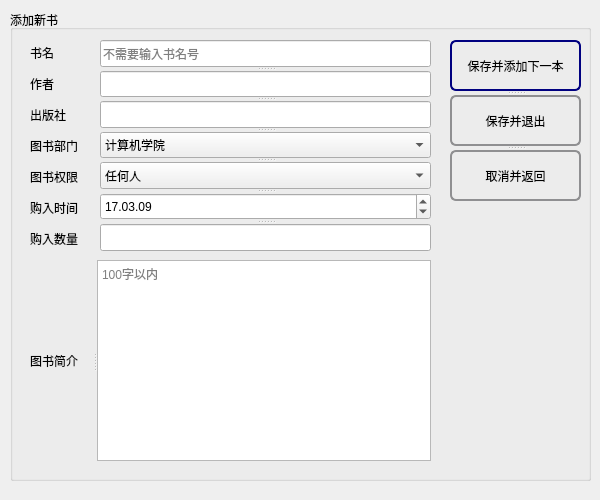
Above: newbookdialog.ui from JackChanceLi/Library before the change. Below: the same form after it.
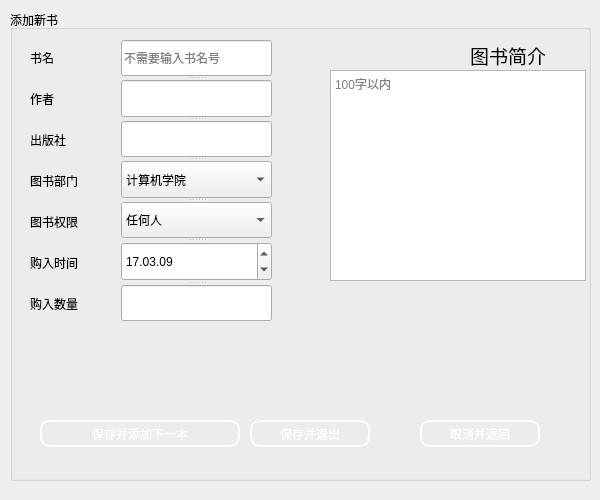
That is the form after the change. Icons and pictures are not drawn.

The edit to the form file:
```diff
--- a/newbookdialog.ui
+++ b/newbookdialog.ui
@@ -28,42 +28,13 @@
    <property name="title">
     <string>添加新书</string>
    </property>
-   <widget class="QSplitter" name="splitter_7">
-    <property name="geometry">
-     <rect>
-      <x>20</x>
-      <y>250</y>
-      <width>401</width>
-      <height>201</height>
-     </rect>
-    </property>
-    <property name="orientation">
-     <enum>Qt::Horizontal</enum>
-    </property>
-    <widget class="QLabel" name="Label_Intro">
-     <property name="styleSheet">
-      <string notr="true">font: 25 10pt &quot;等线 Light&quot;;</string>
-     </property>
-     <property name="text">
-      <string>图书简介</string>
-     </property>
-    </widget>
-    <widget class="QTextEdit" name="Edit_Intro">
-     <property name="styleSheet">
-      <string notr="true">font: 25 10pt &quot;等线 Light&quot;;</string>
-     </property>
-     <property name="placeholderText">
-      <string>100字以内</string>
-     </property>
-    </widget>
-   </widget>
    <widget class="QSplitter" name="splitter">
     <property name="geometry">
      <rect>
-      <x>90</x>
+      <x>111</x>
       <y>30</y>
-      <width>331</width>
-      <height>211</height>
+      <width>151</width>
+      <height>281</height>
      </rect>
     </property>
     <property name="styleSheet">
@@ -145,8 +116,8 @@
      <rect>
       <x>20</x>
       <y>30</y>
-      <width>71</width>
-      <height>211</height>
+      <width>91</width>
+      <height>281</height>
      </rect>
     </property>
     <property name="styleSheet">
@@ -204,62 +175,158 @@
      </item>
     </layout>
    </widget>
-   <widget class="QSplitter" name="splitter_2">
+   <widget class="QPushButton" name="Button_save_next">
     <property name="geometry">
      <rect>
-      <x>440</x>
+      <x>30</x>
+      <y>410</y>
+      <width>200</width>
+      <height>27</height>
+     </rect>
+    </property>
+    <property name="styleSheet">
+     <string notr="true">QPushButton{
+	border:2px groove rgb(255,255,255,0,0);border-radius:10px;padding:2px 4px;
+	font: 12pt &quot;Adobe 黑体 Std R&quot;;
+color:white;
+	background-image: url(:/background/resourse/button.png);
+}
+QPushButton:hover{
+	background-image: url(:/background/resourse/button_h.png);
+}
+QPushButton:pressed{	
+	background-image: url(:/background/resourse/button_P.png);
+}
+</string>
+    </property>
+    <property name="text">
+     <string>保存并添加下一本</string>
+    </property>
+   </widget>
+   <widget class="QPushButton" name="Button_save_quit">
+    <property name="geometry">
+     <rect>
+      <x>240</x>
+      <y>410</y>
+      <width>120</width>
+      <height>27</height>
+     </rect>
+    </property>
+    <property name="styleSheet">
+     <string notr="true">QPushButton{
+	border:2px groove rgb(255,255,255,0,0);border-radius:10px;padding:2px 4px;
+	font: 12pt &quot;Adobe 黑体 Std R&quot;;
+color:white;
+	background-image: url(:/background/resourse/button.png);
+}
+QPushButton:hover{
+	background-image: url(:/background/resourse/button_h.png);
+}
+QPushButton:pressed{	
+	background-image: url(:/background/resourse/button_P.png);
+}
+</string>
+    </property>
+    <property name="text">
+     <string>保存并退出</string>
+    </property>
+   </widget>
+   <widget class="QPushButton" name="Button_cancel">
+    <property name="geometry">
+     <rect>
+      <x>410</x>
+      <y>410</y>
+      <width>120</width>
+      <height>27</height>
+     </rect>
+    </property>
+    <property name="styleSheet">
+     <string notr="true">QPushButton{
+	border:2px groove rgb(255,255,255,0,0);border-radius:10px;padding:2px 4px;
+	font: 12pt &quot;Adobe 黑体 Std R&quot;;
+color:white;
+	background-image: url(:/background/resourse/button.png);
+}
+QPushButton:hover{
+	background-image: url(:/background/resourse/button_h.png);
+}
+QPushButton:pressed{	
+	background-image: url(:/background/resourse/button_P.png);
+}
+</string>
+    </property>
+    <property name="text">
+     <string>取消并返回</string>
+    </property>
+   </widget>
+   <widget class="QLabel" name="Label_Intro">
+    <property name="geometry">
+     <rect>
+      <x>460</x>
       <y>30</y>
-      <width>131</width>
-      <height>161</height>
+      <width>121</width>
+      <height>31</height>
      </rect>
     </property>
+    <property name="font">
+     <font>
+      <family>等线 Light</family>
+      <pointsize>14</pointsize>
+      <weight>3</weight>
+      <italic>false</italic>
+      <bold>false</bold>
+     </font>
+    </property>
     <property name="styleSheet">
-     <string notr="true">QPushButton {
-	font: 25 10pt &quot;等线 Light&quot;;
-    border: 2px solid #8f8f91;
-    border-radius: 6px;
-    background-color: qlineargradient(x1: 0, y1: 0, x2: 0, y2: 1,
-                                      stop: 0 #f6f7fa, stop: 1 #dadbde);
-    min-width: 80px;
-}
-
-QPushButton:pressed {
-    background-color: qlineargradient(x1: 0, y1: 0, x2: 0, y2: 1,
-                                      stop: 0 #dadbde, stop: 1 #f6f7fa);
-}
-
-QPushButton:flat {
-    border: none; /* no border for a flat push button */
-}
-
-QPushButton:default {
-    border-color: navy; /* make the default button prominent */
-}</string>
+     <string notr="true">font: 25 14pt &quot;等线 Light&quot;;</string>
     </property>
-    <property name="orientation">
-     <enum>Qt::Vertical</enum>
+    <property name="text">
+     <string>图书简介</string>
     </property>
-    <widget class="QPushButton" name="Button_save_next">
-     <property name="text">
-      <string>保存并添加下一本</string>
-     </property>
-    </widget>
-    <widget class="QPushButton" name="Button_save_quit">
-     <property name="text">
-      <string>保存并退出</string>
-     </property>
-    </widget>
-    <widget class="QPushButton" name="Button_cancel">
-     <property name="text">
-      <string>取消并返回</string>
-     </property>
-    </widget>
    </widget>
-   <zorder>splitter_2</zorder>
-   <zorder>splitter_7</zorder>
+   <widget class="QPlainTextEdit" name="Edit_Intro">
+    <property name="geometry">
+     <rect>
+      <x>320</x>
+      <y>60</y>
+      <width>256</width>
+      <height>211</height>
+     </rect>
+    </property>
+    <property name="styleSheet">
+     <string notr="true">font: 25 10pt &quot;等线 Light&quot;;
+background-image: url(:/background/resourse/b_W.png);</string>
+    </property>
+    <property name="placeholderText">
+     <string>100字以内</string>
+    </property>
+   </widget>
+   <zorder>Button_save_next</zorder>
+   <zorder>Button_save_quit</zorder>
+   <zorder>Button_cancel</zorder>
+   <zorder>Label_Intro</zorder>
+   <zorder>Edit_Intro</zorder>
    <zorder>widget</zorder>
    <zorder>splitter</zorder>
   </widget>
+  <widget class="QLabel" name="label_2">
+   <property name="geometry">
+    <rect>
+     <x>0</x>
+     <y>0</y>
+     <width>601</width>
+     <height>501</height>
+    </rect>
+   </property>
+   <property name="styleSheet">
+    <string notr="true">background-image: url(:/background/resourse/books7.png);</string>
+   </property>
+   <property name="text">
+    <string/>
+   </property>
+  </widget>
+  <zorder>label_2</zorder>
+  <zorder>groupBox</zorder>
  </widget>
  <resources/>
  <connections>
```
